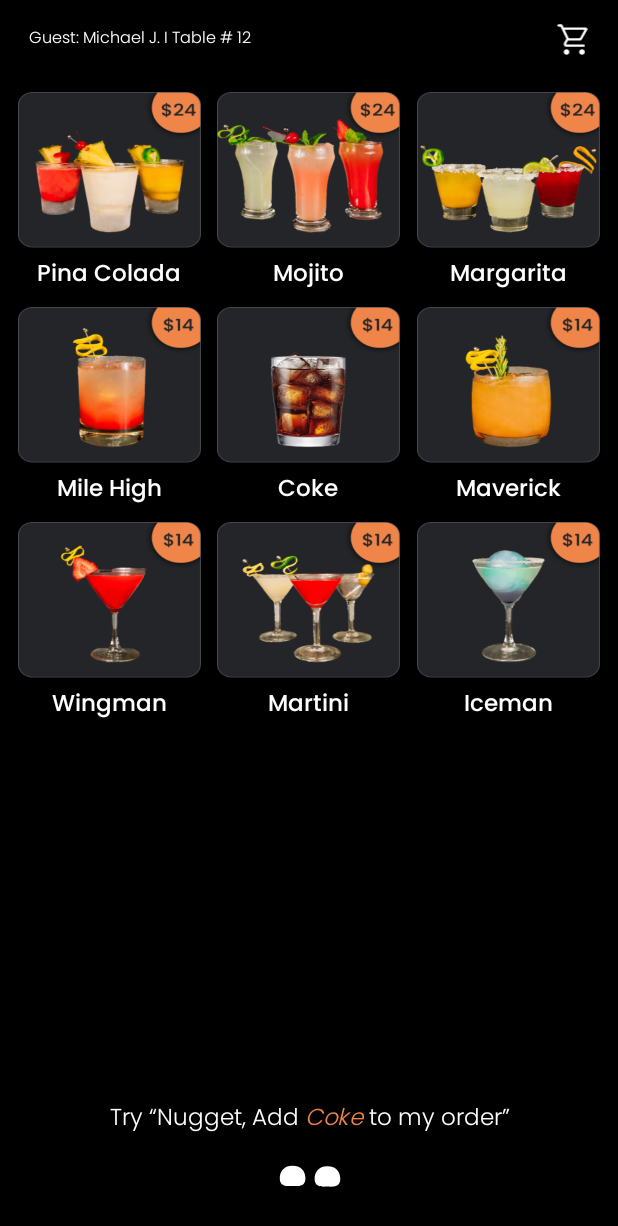
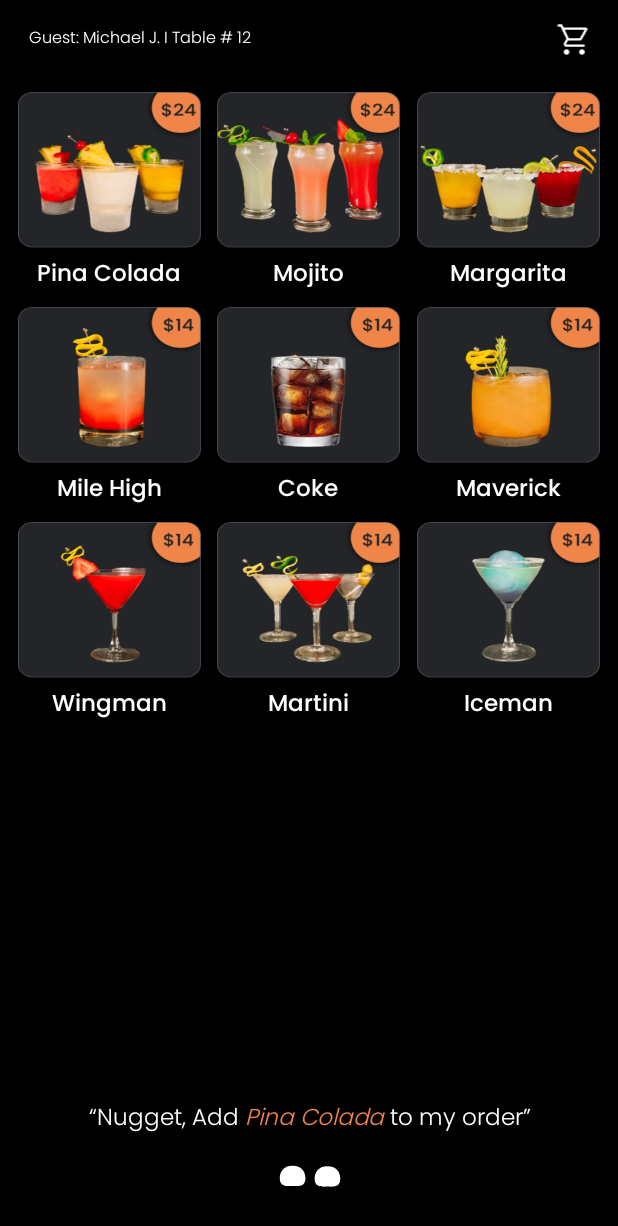
Before and after one commit to Mudassir-ops/teporaru_nugget, an Android app: the DrinkMenuFragment screen opened through its navigation route, on a phone screen of 412 x 824 dp. Shown: the top 1226 px of the screen. Run offline under Robolectric (Android 15) with nearby library versions, the phone set to English and light mode, and no system bars; our stand-ins replace Dagger/Hilt's generated code, data binding, sdp/ssp sizes.

Commit message:
*** Implemented Interchangeable text till menu and change menu item periodically

```diff
--- a/app/src/main/java/com/aioapp/nuggetmvp/ui/fragments/DrinkMenuFragment.kt
+++ b/app/src/main/java/com/aioapp/nuggetmvp/ui/fragments/DrinkMenuFragment.kt
@@ -27,8 +27,11 @@ import com.aioapp.nuggetmvp.viewmodels.NuggetProcessingStatus
 import com.aioapp.nuggetmvp.viewmodels.NuggetSharedViewModel
 import com.google.gson.Gson
 import dagger.hilt.android.AndroidEntryPoint
+import kotlinx.coroutines.delay
+import kotlinx.coroutines.flow.flow
 import kotlinx.coroutines.flow.launchIn
 import kotlinx.coroutines.flow.onEach
+import kotlinx.coroutines.launch
 
 @AndroidEntryPoint
 class DrinkMenuFragment : Fragment() {
@@ -38,6 +41,7 @@ class DrinkMenuFragment : Fragment() {
     private val nuggetMainViewModel: NuggetMainViewModel by activityViewModels()
     private val cartSharedViewModel: CartSharedViewModel by activityViewModels()
     private var isFirstTime = true
+    private var isUserListening = false
     private var checkTotalItemCount = 0
     override fun onCreateView(
         inflater: LayoutInflater, container: ViewGroup?, savedInstanceState: Bundle?
@@ -51,7 +55,7 @@ class DrinkMenuFragment : Fragment() {
         val drinkList = getDrinksList()
         val foodAdapter = FoodAdapter(context ?: return, drinkList) {}
         binding?.rvDrinks?.adapter = foodAdapter
-        binding?.tvBottomPrompt?.text = getString(R.string.try_add_coke_to_my_order).colorizeWordInSentence("Coke")
+        setInterChangeableText()
         binding?.bottomEyeAnim?.playAnimation()
         observeStates()
         observeNoneState()
@@ -96,6 +100,7 @@ class DrinkMenuFragment : Fragment() {
     }
 
     private fun handleRecordingStartedState() {
+        isUserListening = true
         binding?.tvBottomPrompt?.text = getString(R.string.listening)
         binding?.tvBottomPrompt?.setTextColor(
             ContextCompat.getColor(
@@ -149,6 +154,14 @@ class DrinkMenuFragment : Fragment() {
                     }
                 }
             }
+            if (states.value.last == true) {
+                if(cartSharedViewModel.itemList.value?.size!! >0){
+                    navToCart()
+                }
+            }
+
+        } else if (states.value?.intent == IntentTypes.SHOW_CART.label) {
+            navToCart()
         } else {
             binding?.tvBottomPrompt?.handleNoneState(context ?: return)
         }
@@ -184,6 +197,7 @@ class DrinkMenuFragment : Fragment() {
                     if (findNavController().currentDestination?.id == R.id.drinkMenuFragment) {
                         return
                     }
+
                 }
 
                 else -> {
@@ -202,8 +216,42 @@ class DrinkMenuFragment : Fragment() {
                     Gson().fromJson(txtToResponse, TextToResponseIntent::class.java)
                 if (myData.intent?.contains("none", ignoreCase = true) == true) {
                     binding?.tvBottomPrompt?.handleNoneState(context ?: return@observe)
+                    isUserListening = true
+                    lifecycleScope.launch {
+                        delay(4000)
+                        isUserListening = false
+                    }
                 }
             }
         }
     }
+
+    private fun setInterChangeableText() {
+        val listOfItemName = getDrinksList().map { foodItem ->
+            foodItem?.logicalName
+        }
+        val baseString = "“Nugget, Add %s to my order”"
+        var currentItemIndex = 0
+        val textFlow = flow {
+            while (true) {
+                if (!isUserListening) {
+                    val currentItem = listOfItemName[currentItemIndex]
+                    emit(currentItem?.let {
+                        baseString.format(currentItem).colorizeWordInSentence(it)
+                    })
+                    delay(5000)
+                    currentItemIndex =
+                        (currentItemIndex + 1) % listOfItemName.size
+                } else {
+                    delay(100)
+                }
+            }
+        }
+        lifecycleScope.launch {
+            textFlow.collect { text ->
+                binding?.tvBottomPrompt?.text = text
+            }
+        }
+    }
+
 }
--- a/app/src/main/java/com/aioapp/nuggetmvp/ui/fragments/FeedBackFragment.kt
+++ b/app/src/main/java/com/aioapp/nuggetmvp/ui/fragments/FeedBackFragment.kt
@@ -37,7 +37,6 @@ class FeedBackFragment : Fragment() {
     override fun onCreateView(
         inflater: LayoutInflater, container: ViewGroup?, savedInstanceState: Bundle?
     ): View? {
-        // Inflate the layout for this fragment
         binding = FragmentFeedBackBinding.inflate(layoutInflater, container, false)
         return binding?.root
     }
@@ -50,7 +49,6 @@ class FeedBackFragment : Fragment() {
         observeStates()
         observeNonState()
     }
-
 
     private fun observeStates() {
         nuggetSharedViewModel.mState.flowWithLifecycle(
--- a/app/src/main/java/com/aioapp/nuggetmvp/ui/fragments/NuggetIntroFragment.kt
+++ b/app/src/main/java/com/aioapp/nuggetmvp/ui/fragments/NuggetIntroFragment.kt
@@ -28,16 +28,19 @@ import com.aioapp.nuggetmvp.viewmodels.NuggetProcessingStatus
 import com.aioapp.nuggetmvp.viewmodels.NuggetSharedViewModel
 import com.google.gson.Gson
 import dagger.hilt.android.AndroidEntryPoint
+import kotlinx.coroutines.delay
+import kotlinx.coroutines.flow.flow
 import kotlinx.coroutines.flow.launchIn
 import kotlinx.coroutines.flow.onEach
+import kotlinx.coroutines.launch
 
 @AndroidEntryPoint
 class NuggetIntroFragment : Fragment() {
     private var binding: FragmentNuggetIntroBinding? = null
     private val nuggetSharedViewModel: NuggetSharedViewModel by activityViewModels()
     private val mediaPlayer = MediaPlayer()
-
     private val nuggetMainViewModel: NuggetMainViewModel by activityViewModels()
+    private var isUserListening = false
     override fun onCreateView(
         inflater: LayoutInflater, container: ViewGroup?, savedInstanceState: Bundle?
     ): View? {
@@ -51,11 +54,12 @@ class NuggetIntroFragment : Fragment() {
         binding?.introAnimationView?.playAnimation()
         wakeUpSound()
         mediaPlayer.start()
+
         binding?.introAnimationView?.playAnimation()
         Handler(Looper.getMainLooper()).postDelayed({
             binding?.tvBottomPrompt?.visibility = View.VISIBLE
-            binding?.tvBottomPrompt?.text = getString(R.string.try_show_me_the_drinks_menu).colorizeWordInSentence("drinks menu")
-            setAnimationOnTextView()
+            setInterChangeableText()
+
             if (mediaPlayer.isPlaying)
                 mediaPlayer.stop()
             mediaPlayer.release()
@@ -89,6 +93,7 @@ class NuggetIntroFragment : Fragment() {
     }
 
     private fun handleRecordingStartedState() {
+        isUserListening = true
         binding?.tvBottomPrompt?.text = getString(R.string.listening)
         binding?.tvBottomPrompt?.setTextColor(
             ContextCompat.getColor(
@@ -96,7 +101,6 @@ class NuggetIntroFragment : Fragment() {
             )
         )
     }
-
 
     private fun handleTranscriptStartedState() {
         binding?.tvBottomPrompt?.text = getString(R.string.transcripitng)
@@ -107,18 +111,20 @@ class NuggetIntroFragment : Fragment() {
     }
 
     private fun handleTextToResponseEndedState(value: TextToResponseIntent?) {
+        Log.e("TextToResponseEndedState-->", "handleTextToResponseEndedState: $value")
         value?.let {
             if (it.last == true) {
-                navigateBasedOnMenuType(it.parametersEntity?.menuType)
+                if (it.intent != "none") {
+                    navigateBasedOnMenuType(it.parametersEntity?.menuType)
+                }
             }
         }
     }
 
     private fun navigateBasedOnMenuType(menuType: String?) {
         when (menuType?.lowercase()) {
-            MenuType.FOOD.name.lowercase() -> navigateToFoodMenuFragment()
             MenuType.DRINKS.name.lowercase() -> navigateToDrinkMenuFragment()
-            else -> navigateToDefaultMenuFragment()
+            else -> navigateToFoodMenuFragment()
         }
     }
 
@@ -134,18 +140,6 @@ class NuggetIntroFragment : Fragment() {
         }
     }
 
-    private fun navigateToDefaultMenuFragment() {
-        navigateToFoodMenuFragment() // Default navigation
-    }
-
-    private fun setAnimationOnTextView() {
-        val anim = AlphaAnimation(0f, 1f)
-        anim.setDuration(5000)
-        anim.setRepeatCount(Animation.INFINITE)
-        anim.repeatMode = Animation.REVERSE
-        binding?.tvBottomPrompt?.startAnimation(anim)
-    }
-
     private fun observeNonStates() {
         nuggetMainViewModel.itemResponseStates.observe(viewLifecycleOwner) { txtToResponse ->
             if (txtToResponse?.isNotEmpty() == true) {
@@ -153,9 +147,41 @@ class NuggetIntroFragment : Fragment() {
                     Gson().fromJson(txtToResponse, TextToResponseIntent::class.java)
                 if (myData.intent?.contains("none", ignoreCase = true) == true) {
                     binding?.tvBottomPrompt?.handleNoneState(context ?: return@observe)
+                    isUserListening = true
+                    lifecycleScope.launch {
+                        delay(6000)
+                        isUserListening = false
+                    }
                 }
             }
         }
     }
 
+    private fun setInterChangeableText() {
+        val baseString = "Try “Nugget, Show me the %s menu”"
+        val anim = AlphaAnimation(0f, 1f).apply {
+            duration = 4000
+            repeatCount = Animation.INFINITE
+            repeatMode = Animation.REVERSE
+        }
+        var isDrinksMenu = true
+        val textFlow = flow {
+            while (true) {
+                if (!isUserListening) {
+                    val variable = if (isDrinksMenu) "drinks" else "food"
+                    emit(baseString.format(variable).colorizeWordInSentence(variable))
+                    delay(8000)
+                    isDrinksMenu = !isDrinksMenu
+                } else {
+                    delay(100)
+                }
+            }
+        }
+        lifecycleScope.launch {
+            textFlow.collect { text ->
+                binding?.tvBottomPrompt?.text = text
+                binding?.tvBottomPrompt?.startAnimation(anim)
+            }
+        }
+    }
 }
--- a/app/src/main/java/com/aioapp/nuggetmvp/utils/Constants.kt
+++ b/app/src/main/java/com/aioapp/nuggetmvp/utils/Constants.kt
@@ -5,9 +5,7 @@ object Constants {
     var BASE_URL = "https://api.deepgram.com/"
     var BASE_URL_TEXT_TO_RESPONSE = "http://44.231.228.32:8005/"
     var BASE_URL_Refill = "http://44.231.228.32:8006/"
-    var ACCESS_KEY_PORCUPINE = "exgjlYWGmV/vEJWOs1dQkWwZl6LDkO1bv1KxX1rY6DVSoYKJoTJLrA=="
-
-    //var ACCESS_KEY_PORCUPINE = "Nzl5XWEJ5qEujIIqKoAe2hGYasmKCnNK8MAP7waibWoywEzTh5gp+g=="
+    var ACCESS_KEY_PORCUPINE = "RjO+8yAqA59uGhu5ssh5B0I9P87Sx817pEljeGqnpmoCL0+BGohuUg=="
     const val CHANNEL_ID = "screen_shoot_11"
     const val CHANNEL_NAME = "screen_shoot"
     const val TAG_NUGET_MVP = "TAG_NUGET_MVP"
--- a/app/src/main/res/layout/fragment_nugget_intro.xml
+++ b/app/src/main/res/layout/fragment_nugget_intro.xml
@@ -18,6 +18,7 @@
             app:layout_constraintTop_toTopOf="parent"
             app:lottie_autoPlay="false"
             app:lottie_loop="false"
+            android:visibility="visible"
             app:lottie_rawRes="@raw/intro_animation" />
 
         <ImageView
@@ -104,7 +105,7 @@
             android:layout_marginHorizontal="@dimen/_20sdp"
             android:layout_marginBottom="@dimen/_50sdp"
             android:gravity="center"
-            android:text="@string/try_show_me_the_drinks_menu"
+
             android:textSize="@dimen/_12ssp"
             android:textStyle="italic"
             android:visibility="gone"
--- a/app/src/main/res/navigation/app_navigation.xml
+++ b/app/src/main/res/navigation/app_navigation.xml
@@ -52,12 +52,19 @@
         android:name="com.aioapp.nuggetmvp.ui.fragments.ItemFullViewFragment"
         android:label="ItemFullViewFragment"
         tools:layout="@layout/fragment_item_full_view">
+        <argument
+            android:name="FoodItem"
+            app:argType="com.aioapp.nuggetmvp.models.Food" />
+        <action
+            android:id="@+id/action_itemFullViewFragment_to_drinkMenuFragment"
+            app:destination="@id/drinkMenuFragment" />
+        <action
+            android:id="@+id/action_itemFullViewFragment_to_foodMenuFragment"
+            app:destination="@id/foodMenuFragment" />
         <action
             android:id="@+id/action_itemFullViewFragment_to_cartFragment"
             app:destination="@id/cartFragment" />
-        <argument
-            android:name="FoodItem"
-            app:argType="com.aioapp.nuggetmvp.models.Food" />
+
     </fragment>
     <fragment
         android:id="@+id/cartFragment"
@@ -130,7 +137,7 @@
         android:id="@+id/refillFragment"
         android:name="com.aioapp.nuggetmvp.ui.fragments.RefillFragment"
         android:label="RefillFragment"
-        tools:layout="@layout/fragment_refill" >
+        tools:layout="@layout/fragment_refill">
         <action
             android:id="@+id/action_refillFragment_to_desertCarouselFragment"
             app:destination="@id/desertCarouselFragment" />
@@ -148,25 +155,26 @@
         android:id="@+id/feedBackResponseFragment"
         android:name="com.aioapp.nuggetmvp.ui.fragments.FeedBackResponseFragment"
         android:label="FeedBackResponseFragment"
-        tools:layout="@layout/fragment_feed_back_response" >
+        tools:layout="@layout/fragment_feed_back_response">
         <action
             android:id="@+id/action_feedBackResponseFragment_to_closingFragment"
             app:destination="@id/closingFragment" />
     </fragment>
+
     <fragment
         android:id="@+id/desertCarouselFragment"
         android:name="com.aioapp.nuggetmvp.ui.fragments.DesertCarouselFragment"
-        tools:layout="@layout/fragment_desert_carousel"
-        android:label="DesertCarouselFragment" >
+        android:label="DesertCarouselFragment"
+        tools:layout="@layout/fragment_desert_carousel">
         <action
             android:id="@+id/action_desertCarouselFragment_to_paymentFragment"
             app:destination="@id/paymentFragment" />
     </fragment>
     <fragment
         android:id="@+id/closingFragment"
-        tools:layout="@layout/fragment_closing"
         android:name="com.aioapp.nuggetmvp.ui.fragments.ClosingFragment"
-        android:label="ClosingFragment" />
+        android:label="ClosingFragment"
+        tools:layout="@layout/fragment_closing" />
 
 
 </navigation>
--- a/app/src/main/res/values/strings.xml
+++ b/app/src/main/res/values/strings.xml
@@ -4,7 +4,9 @@
     <!-- TODO: Remove or change this placeholder text -->
     <string name="hello_blank_fragment">Hello blank fragment</string>
     <string name="your_server_for_the_day">Your server for the day</string>
+
     <string name="try_show_me_the_drinks_menu">Try “Nugget, Show me the drinks menu”</string>
+
     <string name="try_add_martini_to_my_order"><font color="#FFFFFFFF">Try “Nugget, add</font> <font color="#EF8549">&#160;Martini</font><font color="#FFFFFFFF">
         &#160;to my order”
     </font></string>
```
Also changed, not shown: app/src/main/java/com/aioapp/nuggetmvp/ui/fragments/FeedBackResponseFragment.kt (+10 -4 lines), app/src/main/java/com/aioapp/nuggetmvp/ui/fragments/FoodMenuFragment.kt (+63 -12 lines), app/src/main/java/com/aioapp/nuggetmvp/ui/fragments/QuestionsFragment.kt (+7 -0 lines), app/src/main/java/com/aioapp/nuggetmvp/utils/appextension/ViewExt.kt (+13 -3 lines).
